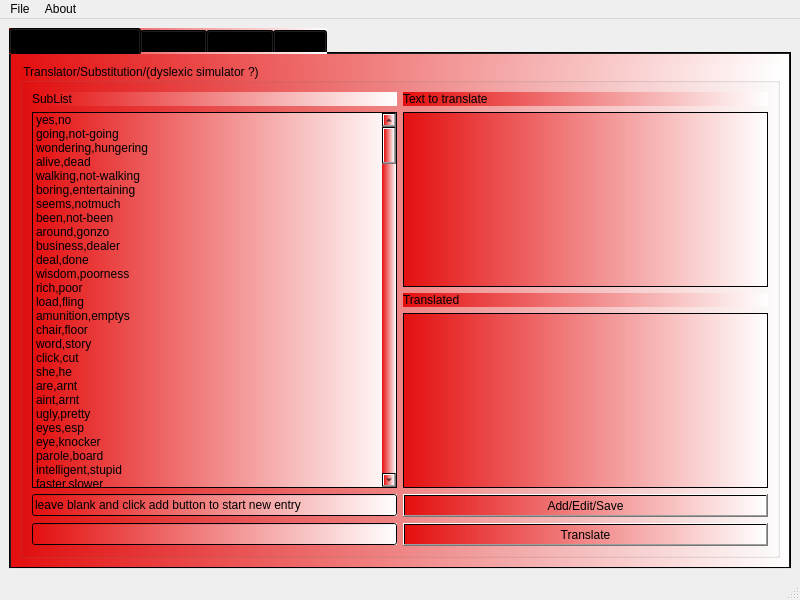
Before: the Qt Designer form mainwindow.ui in netpipe/RightHand, drawn with Qt 5.
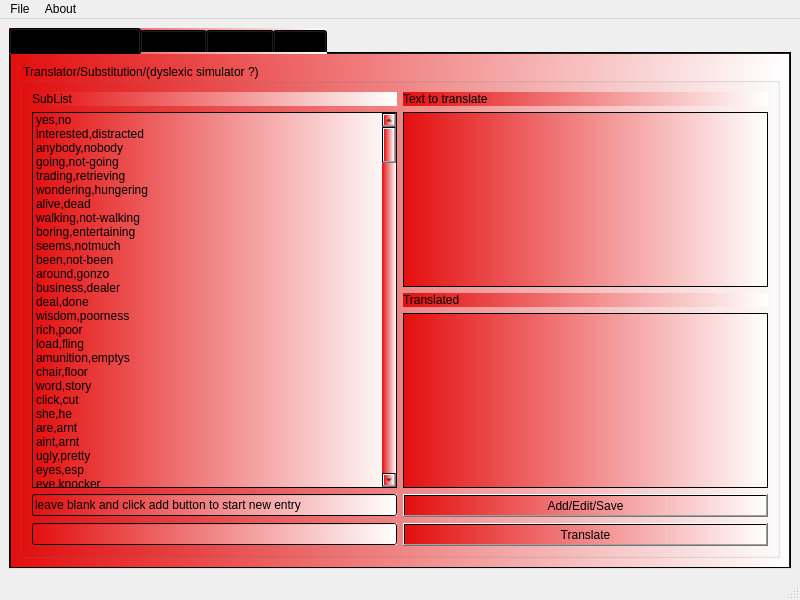
After: the same form once the commit is applied. The open tabs and pages were chosen to show the change.

```diff
--- a/mainwindow.ui
+++ b/mainwindow.ui
@@ -51,11 +51,26 @@
                <string>yes,no</string>
               </property>
              </item>
+             <item>
+              <property name="text">
+               <string>interested,distracted</string>
+              </property>
+             </item>
+             <item>
+              <property name="text">
+               <string>anybody,nobody</string>
+              </property>
+             </item>
              <item>
               <property name="text">
                <string>going,not-going</string>
               </property>
              </item>
+             <item>
+              <property name="text">
+               <string>trading,retrieving</string>
+              </property>
+             </item>
              <item>
               <property name="text">
                <string>wondering,hungering</string>
```
Left out of the diff: 2 changed lines with no effect on the pictures.
